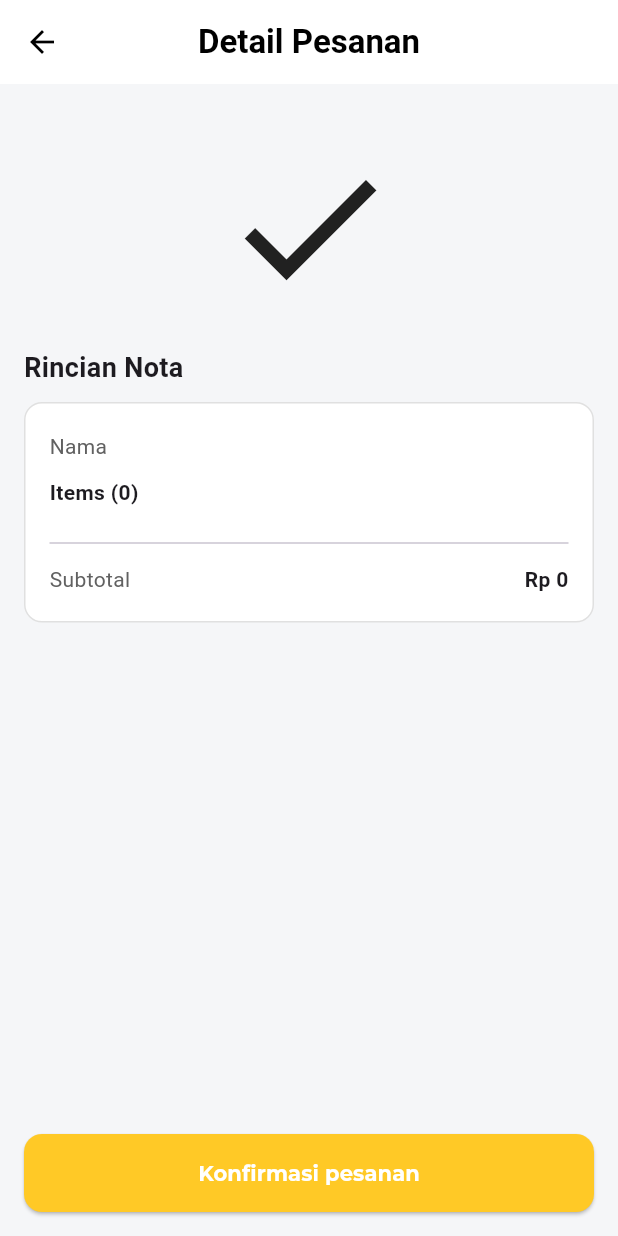
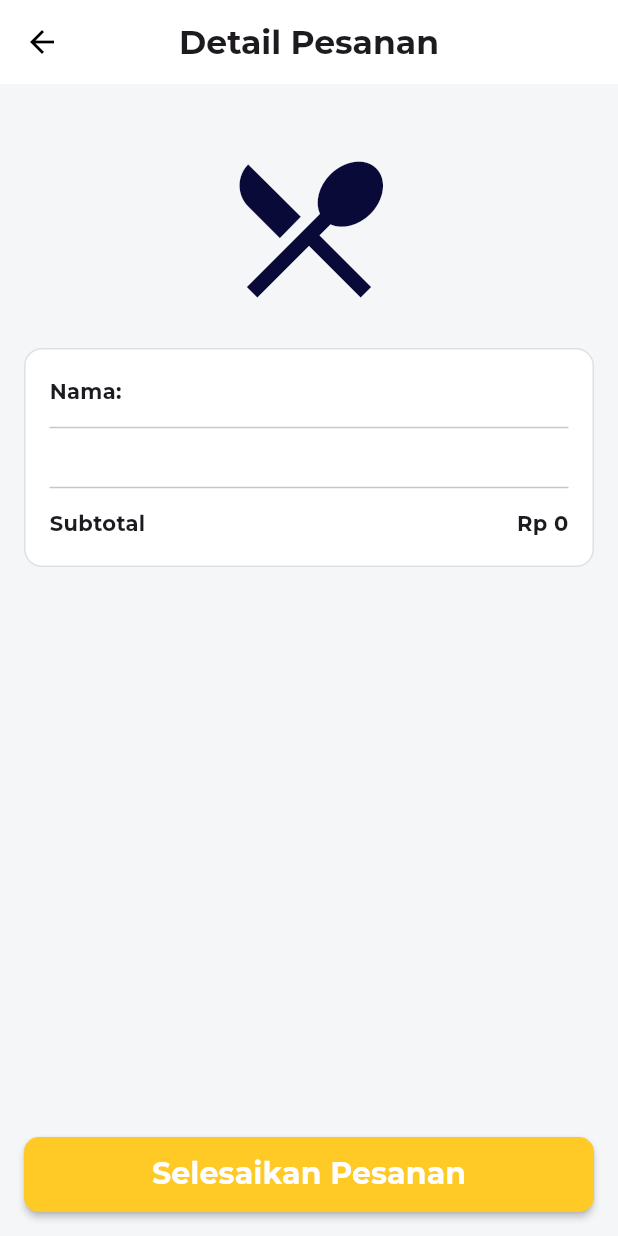
Before and after one commit to nrico25/dchubite, a Flutter app: the ConfirmPage screen opened directly with empty values, on a phone screen of 412 x 824 dp. Run offline on Flutter 3.47's test engine with Material 3 defaults, Android fonts, the phone set to English and light mode, and no system bars; our stand-ins replace fl_chart, get, image_picker, permission_handler, shared_preferences; missing offline and left inert: esc_pos_utils_plus, print_bluetooth_thermal; accounts and stored records are empty; network calls fail.

Commit message:
fix: [NC] fixing receipt button and snackbar

```diff
--- a/lib/pages/order/confirm.dart
+++ b/lib/pages/order/confirm.dart
@@ -2,6 +2,8 @@ import 'package:flutter/material.dart';
 import 'package:get/get.dart';
 import 'package:tadchubite/pages/order/order_controller.dart';
 import 'package:tadchubite/pages/order/order_model.dart';
+import 'package:tadchubite/utils/format_helper.dart';
+import 'package:tadchubite/widget/button.dart';
 import 'package:tadchubite/widget/color.dart';
 import 'package:tadchubite/widget/confirmation_message.dart';
 import 'package:tadchubite/widget/text.dart';
@@ -40,8 +42,10 @@ class ConfirmPage extends StatelessWidget {
       backgroundColor: backgorund,
       appBar: AppBar(
         leading: BackButton(),
-        title: Text("Detail Pesanan",
-            style: TextStyle(fontWeight: FontWeight.bold)),
+        title: MyText(
+          text: "Detail Pesanan",
+          fontFamily: "MontserratBold",
+        ),
         centerTitle: true,
         backgroundColor: white,
         foregroundColor: black,
@@ -52,15 +56,9 @@ class ConfirmPage extends StatelessWidget {
         child: Column(
           children: [
             SizedBox(height: 20),
-            Icon(Icons.check, size: 120),
+            Icon(Icons.restaurant_menu, size: 120, color: darkBlue,),
             SizedBox(height: 20),
-            Align(
-              alignment: Alignment.centerLeft,
-              child: Text("Rincian Nota",
-                  style: TextStyle(fontWeight: FontWeight.bold, fontSize: 18)),
-            ),
-            SizedBox(height: 10),
-            Container(
+                        Container(
               width: double.infinity,
               padding: EdgeInsets.all(16),
               decoration: BoxDecoration(
@@ -71,11 +69,9 @@ class ConfirmPage extends StatelessWidget {
               child: Column(
                 crossAxisAlignment: CrossAxisAlignment.start,
                 children: [
-                  _rowInfo("Nama", order.customerName),
+                  _rowInfo("Nama:", order.customerName),
+                  Divider(height: 24),
                   SizedBox(height: 8),
-                  Text("Items (${order.id})",
-                      style: TextStyle(fontWeight: FontWeight.bold)),
-                  SizedBox(height: 4),
                   ...order.items.asMap().entries.map((entry) {
                     int index = entry.key + 1;
                     OrderItem item = entry.value;
@@ -87,8 +83,9 @@ class ConfirmPage extends StatelessWidget {
                           Row(
                             mainAxisAlignment: MainAxisAlignment.spaceBetween,
                             children: [
-                              Text("${item.product?.name} x ${item.quantity.toStringAsFixed(0)}"),
-                              Text("Rp ${item.price.toStringAsFixed(0)}"),
+                              Text(
+                                  "${item.product?.name} x ${item.quantity.toStringAsFixed(0)}"),
+                              Text(formatRupiah(item.price)),
                             ],
                           ),
                         ],
@@ -97,47 +94,36 @@ class ConfirmPage extends StatelessWidget {
                   }),
                   SizedBox(height: 8),
                   Divider(height: 24),
-                  _rowInfo("Subtotal", "Rp $subtotal", isBold: true),
+                  _rowInfo("Subtotal", "Rp ${formatRupiah(subtotal)}",
+                      isBold: true),
                 ],
               ),
             ),
             Spacer(),
-            SizedBox(
-              width: double.infinity,
-              child: ElevatedButton(
-                  style: ElevatedButton.styleFrom(
-                    backgroundColor: yellow,
-                    padding: EdgeInsets.symmetric(vertical: 16),
-                    shape: RoundedRectangleBorder(
-                        borderRadius: BorderRadius.circular(12)),
-                  ),
-                  onPressed: () {
-                    SubmitConfirmation(context);
-                    controller.fetchPendingOrders();
-                  },
-                  child: MyText(
-                    text: "Konfirmasi pesanan",
-                    fontFamily: 'MontserratBold',
-                    color: white,
-                  )),
-            ),
+            MyButton(
+                text: "Selesaikan Pesanan",
+                color: yellow,
+                onPressed: () {
+                  SubmitConfirmation(context);
+                  controller.fetchPendingOrders();
+                }),
           ],
         ),
       ),
     );
   }
 
-  // Widget reusable info row
   Widget _rowInfo(String label, String value, {bool isBold = false}) {
     return Padding(
-      padding: const EdgeInsets.symmetric(vertical: 2),
+      padding: EdgeInsets.symmetric(vertical: 2),
       child: Row(
         mainAxisAlignment: MainAxisAlignment.spaceBetween,
         children: [
-          Text(label, style: TextStyle(color: Colors.grey[700])),
-          Text(value,
-              style: TextStyle(
-                  fontWeight: isBold ? FontWeight.bold : FontWeight.normal)),
+          MyText(text: label, fontFamily: "MontserratBold"),
+          MyText(
+            text: value,
+            fontFamily: "MontserratBold",
+          ),
         ],
       ),
     );
```
Also changed, not shown: lib/dashboard/dashboard.dart (+4 -7 lines), lib/pages/finance/finance_controller.dart (+4 -5 lines), lib/pages/order/order_controller.dart (+4 -4 lines), lib/pages/order/submit_order.dart (+19 -28 lines), 4 other files.
